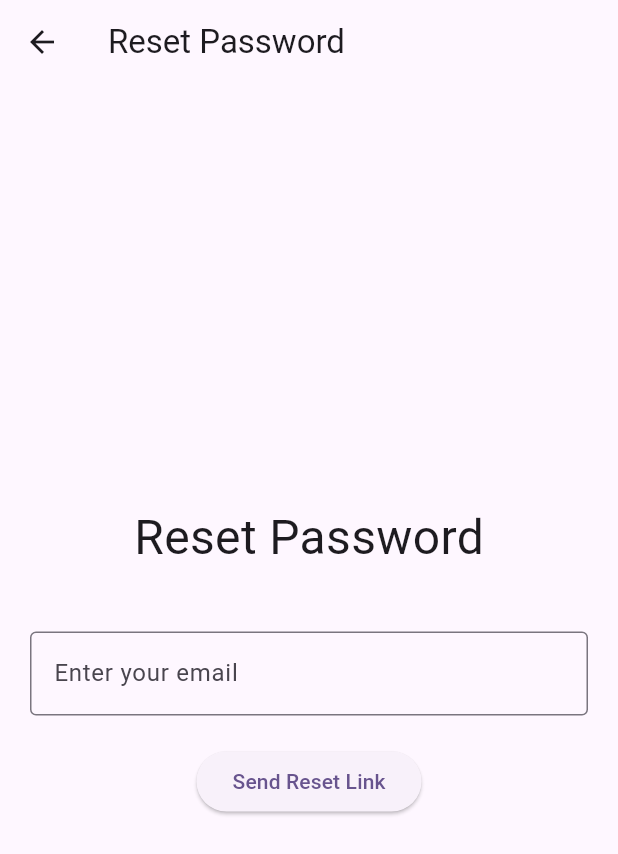
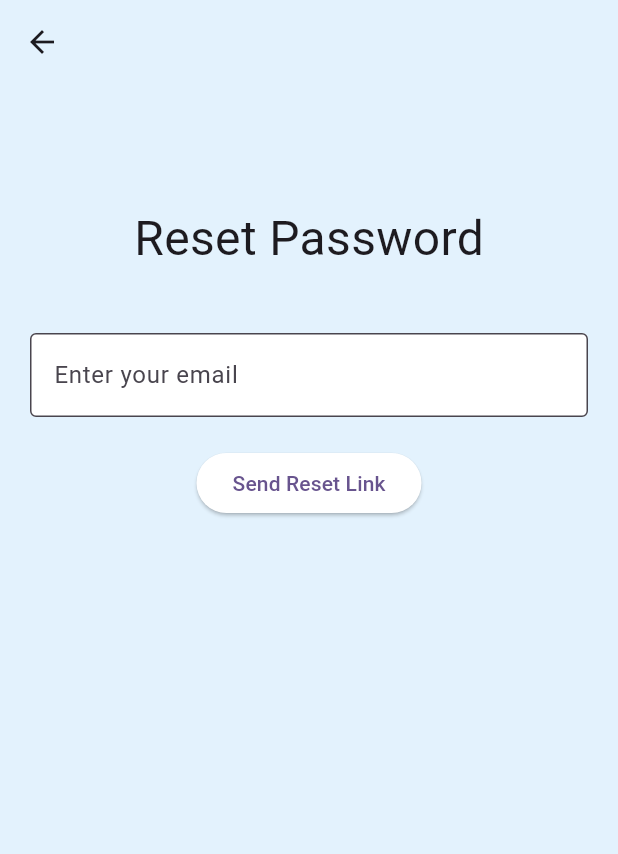
Before and after one commit to limys0713/Flutter_Projects, a Flutter app: the ChangePassword screen opened directly, on a phone screen of 412 x 824 dp. Shown: the top 854 px of the screen. Run offline on Flutter 3.47's test engine with Material 3 defaults, Android fonts, the phone set to English and light mode, and no system bars; our stand-ins replace firebase_auth, firebase_core, just_audio; missing offline and left inert: record; accounts and stored records are empty.

Commit message:
Update Reset Password UI

```diff
--- a/finalproject_coursework/lib/change_password.dart
+++ b/finalproject_coursework/lib/change_password.dart
@@ -47,12 +47,13 @@ class _ChangePasswordState extends State<ChangePassword> {
   @override
   Widget build(BuildContext context) {
     return Scaffold(
-      appBar: AppBar(
-        title: Text('Reset Password'),
+      appBar: AppBar( // To let the return arrow exists
+        //title: Text('Reset Password'),
+        backgroundColor: Colors.blue[50],
       ),
-      body: Center(
-        child: Padding(
-          padding: EdgeInsets.all(20),
+      backgroundColor: Colors.blue[50],
+      body: Padding(
+        padding: EdgeInsets.symmetric(vertical: 80, horizontal: 20),
         child: Column(
           mainAxisSize: MainAxisSize.min,
           children: [
@@ -62,18 +63,20 @@ class _ChangePasswordState extends State<ChangePassword> {
               controller: resetPasswordEmailController,
               decoration: InputDecoration(
                 labelText: 'Enter your email',
-                  border: OutlineInputBorder()
+                border: OutlineInputBorder(),
+                filled: true,
+                fillColor: Colors.white
               ),
             ),
             SizedBox(height: 20),
             ElevatedButton(
                 onPressed: resetPassword,
+                style: ElevatedButton.styleFrom(backgroundColor: Colors.white),
                 child: Text('Send Reset Link')
             )
           ],
         ),
       )
-      )
     );
   }
 }
```
Lines whose indentation alone changed are shown as unchanged.
